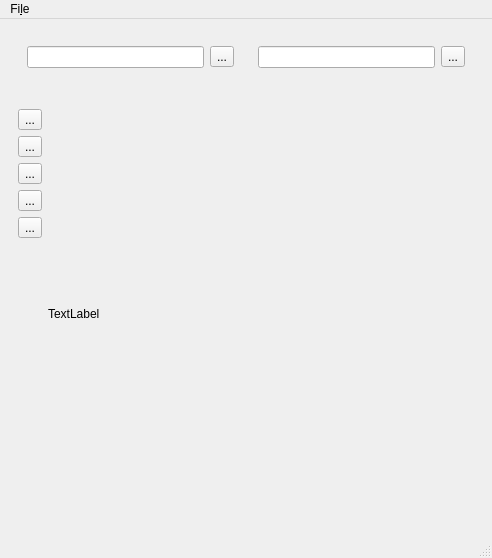
Before: the Qt Designer form GUI/ui/ui_mainwindow.ui in atrudel/code_synthesis, drawn with Qt 5.
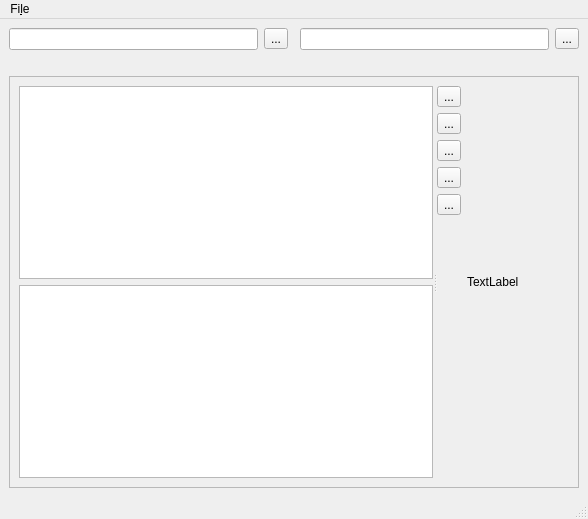
After: the same form once the commit is applied.

Commit message: added file system browser

```diff
--- a/GUI/ui/ui_mainwindow.ui
+++ b/GUI/ui/ui_mainwindow.ui
@@ -6,8 +6,8 @@
    <rect>
     <x>0</x>
     <y>0</y>
-    <width>492</width>
-    <height>558</height>
+    <width>588</width>
+    <height>519</height>
    </rect>
   </property>
   <property name="windowTitle">
@@ -33,9 +33,6 @@
     <item>
      <widget class="QWidget" name="widget" native="true">
       <layout class="QVBoxLayout" name="verticalLayout" stretch="0,0,1">
-       <property name="spacing">
-        <number>0</number>
-       </property>
        <item>
         <widget class="QWidget" name="widget_2" native="true">
          <property name="maximumSize">
@@ -45,9 +42,39 @@
           </size>
          </property>
          <layout class="QHBoxLayout" name="horizontalLayout_4">
+          <property name="spacing">
+           <number>12</number>
+          </property>
+          <property name="leftMargin">
+           <number>0</number>
+          </property>
+          <property name="topMargin">
+           <number>0</number>
+          </property>
+          <property name="rightMargin">
+           <number>0</number>
+          </property>
+          <property name="bottomMargin">
+           <number>0</number>
+          </property>
           <item>
            <widget class="QFrame" name="frame">
             <layout class="QHBoxLayout" name="horizontalLayout_2">
+             <property name="spacing">
+              <number>6</number>
+             </property>
+             <property name="leftMargin">
+              <number>0</number>
+             </property>
+             <property name="topMargin">
+              <number>0</number>
+             </property>
+             <property name="rightMargin">
+              <number>0</number>
+             </property>
+             <property name="bottomMargin">
+              <number>0</number>
+             </property>
              <item>
               <widget class="QLineEdit" name="p1_path">
                <property name="readOnly">
@@ -68,6 +95,21 @@
           <item>
            <widget class="QFrame" name="frame_2">
             <layout class="QHBoxLayout" name="horizontalLayout_3">
+             <property name="spacing">
+              <number>6</number>
+             </property>
+             <property name="leftMargin">
+              <number>0</number>
+             </property>
+             <property name="topMargin">
+              <number>0</number>
+             </property>
+             <property name="rightMargin">
+              <number>0</number>
+             </property>
+             <property name="bottomMargin">
+              <number>0</number>
+             </property>
              <item>
               <widget class="QLineEdit" name="p2_path">
                <property name="readOnly">
@@ -96,6 +138,35 @@
         </widget>
        </item>
        <item>
+        <widget class="QFrame" name="frame_3">
+         <property name="frameShape">
+          <enum>QFrame::StyledPanel</enum>
+         </property>
+         <property name="frameShadow">
+          <enum>QFrame::Raised</enum>
+         </property>
+         <layout class="QVBoxLayout" name="verticalLayout_3">
+          <item>
+           <widget class="QSplitter" name="splitter">
+            <property name="orientation">
+             <enum>Qt::Horizontal</enum>
+            </property>
+            <widget class="QWidget" name="widget_4" native="true">
+             <property name="minimumSize">
+              <size>
+               <width>300</width>
+               <height>0</height>
+              </size>
+             </property>
+             <layout class="QVBoxLayout" name="verticalLayout_2">
+              <item>
+               <widget class="QTreeView" name="path1_tree"/>
+              </item>
+              <item>
+               <widget class="QTreeView" name="path2_tree"/>
+              </item>
+             </layout>
+            </widget>
         <widget class="QWidget" name="arena" native="true">
          <layout class="QHBoxLayout" name="horizontalLayout_5" stretch="0,1">
           <item alignment="Qt::AlignTop">
@@ -193,6 +264,10 @@
           </item>
          </layout>
         </widget>
+           </widget>
+          </item>
+         </layout>
+        </widget>
        </item>
       </layout>
      </widget>
@@ -204,7 +279,7 @@
     <rect>
      <x>0</x>
      <y>0</y>
-     <width>492</width>
+     <width>588</width>
      <height>30</height>
     </rect>
    </property>
```
Left out of the diff: 20 changed lines with no effect on the pictures. Lines whose indentation alone changed are shown as unchanged. The commit also changes 2 other files.
